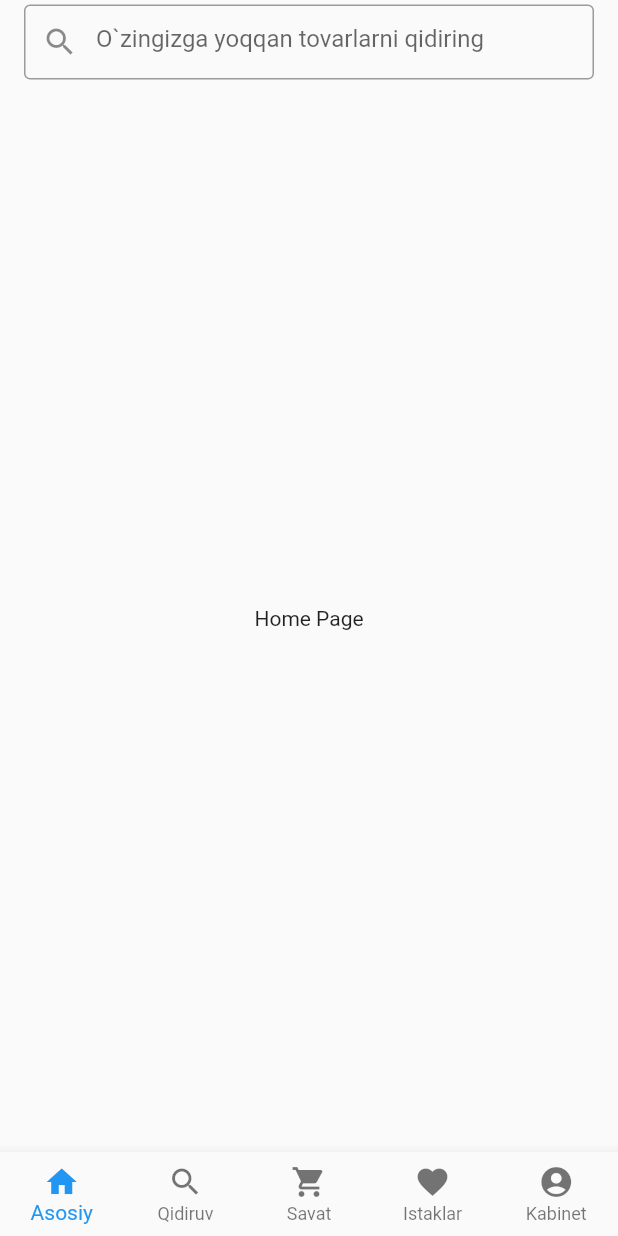
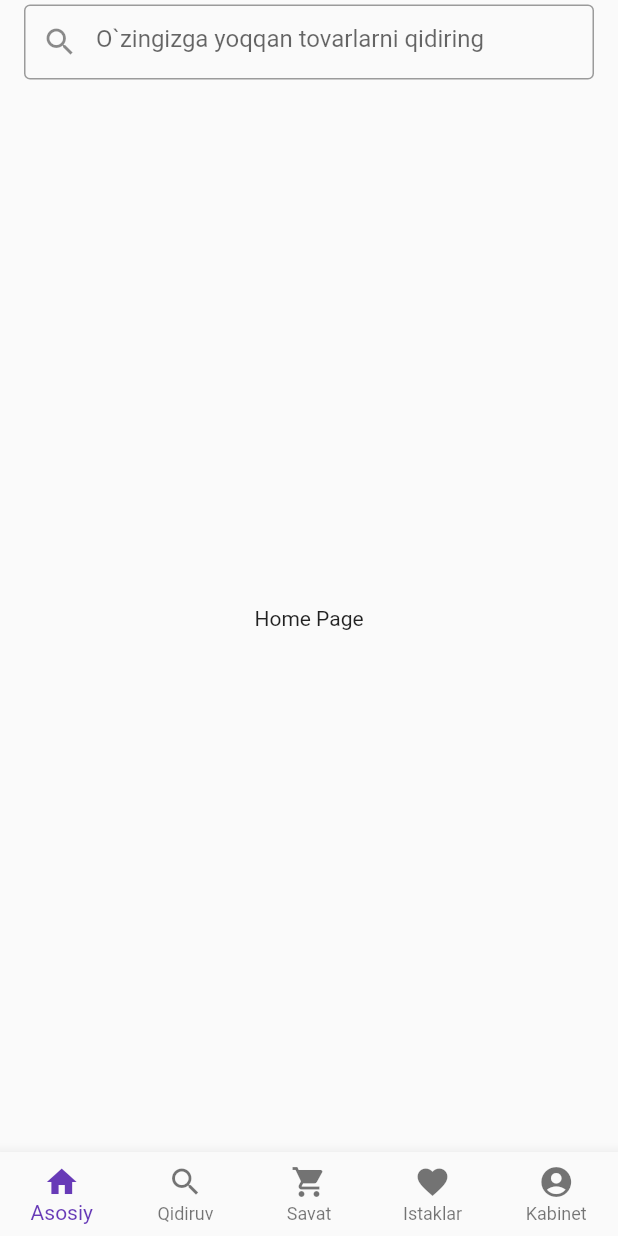
Before and after one commit to Hikmatullohprogramist/uzum-market, a Flutter app: the screen it shows after launch, on a phone screen of 412 x 824 dp. Run offline on Flutter 3.47's test engine with Material 2 defaults, Android fonts, the phone set to English and light mode, and no system bars.

Commit message:
primary color fixed

```diff
--- a/lib/main.dart
+++ b/lib/main.dart
@@ -39,6 +39,10 @@ class _MyAppState extends State<MyApp> {
   Widget build(BuildContext context) {
     return MaterialApp(
       debugShowCheckedModeBanner: false,
+      theme: ThemeData(
+        primaryColor: Colors.deepPurple,
+        primarySwatch: Colors.deepPurple,
+      ),
       home: Scaffold(
           backgroundColor: Colors.amber,
           bottomNavigationBar: BottomNavigationBar(
--- a/lib/pages/home_page.dart
+++ b/lib/pages/home_page.dart
@@ -10,13 +10,14 @@ class HomePage extends StatelessWidget {
         elevation: 0,
         backgroundColor: Colors.transparent,
         title: Container(
+          decoration: BoxDecoration(borderRadius: BorderRadius.circular(15)),
           height: 50,
           child: TextField(
             decoration: InputDecoration(
-              border: OutlineInputBorder(),
-              hintText: 'O`zingizga yoqqan tovarlarni qidiring',
-              prefixIcon: Icon(Icons.search),
-            ),
+                border: OutlineInputBorder(),
+                hintText: 'O`zingizga yoqqan tovarlarni qidiring',
+                prefixIcon: Icon(Icons.search),
+                fillColor: Colors.grey),
           ),
         ),
       ),
```
